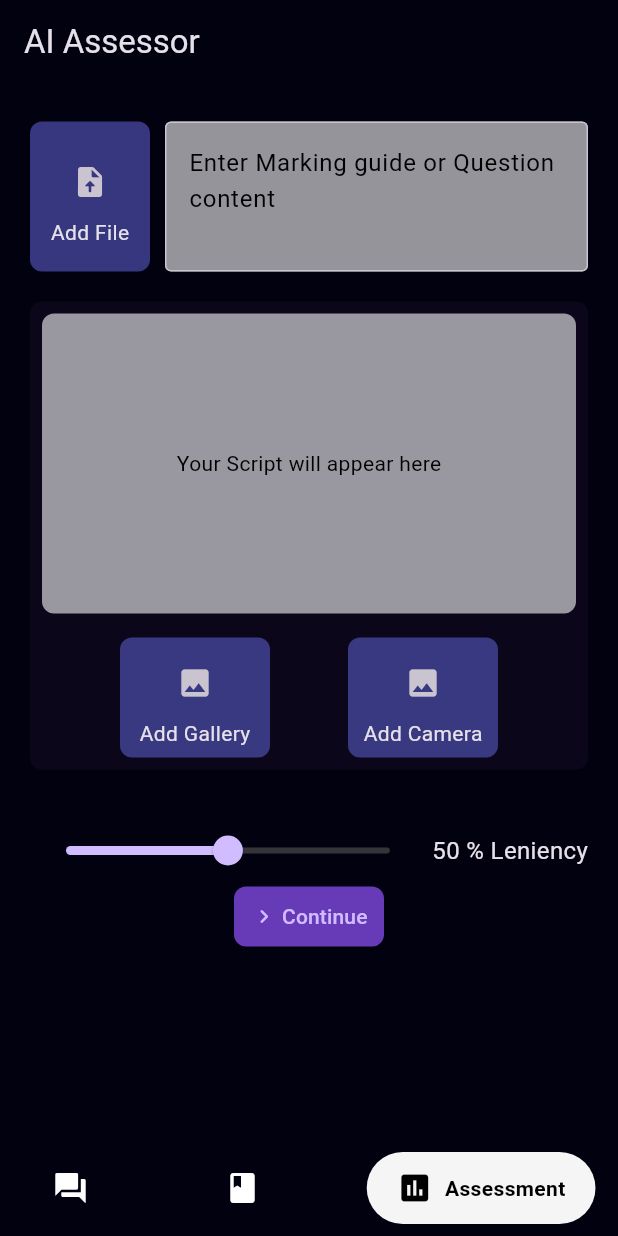
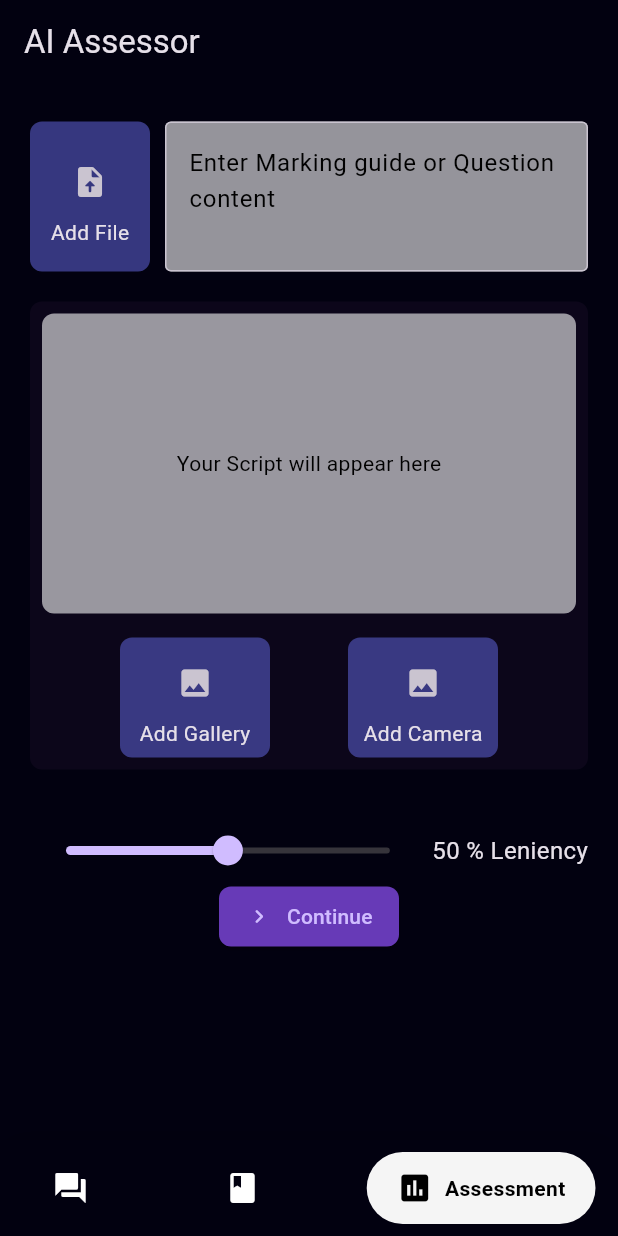
Before and after one commit to rufaromugabe/eureka, a Flutter app: the screen it shows after launch, item 3 of the bottom bar chosen, on a phone screen of 412 x 824 dp. Run offline on Flutter 3.47's test engine with Material 3 defaults, Android fonts, the light colour scheme and no system bars; drawn by our look-alikes of google_nav_bar; our stand-ins replace audioplayers, awesome_snackbar_content, camera, file_picker, flutter_markdown, flutter_spinkit and 6 more; missing offline and left inert: docx_to_text, syncfusion_flutter_pdf.

```diff
--- a/lib/assessmentscreen.dart
+++ b/lib/assessmentscreen.dart
@@ -300,7 +300,7 @@ class AssessmentScreenState extends State<AssessmentScreen> {
                 ],
               ),
               SizedBox(
-                width: 100,
+                width: 120,
                 height: 40,
                 child: CustomButton(
                     icon: Icons.navigate_next_rounded,
```
